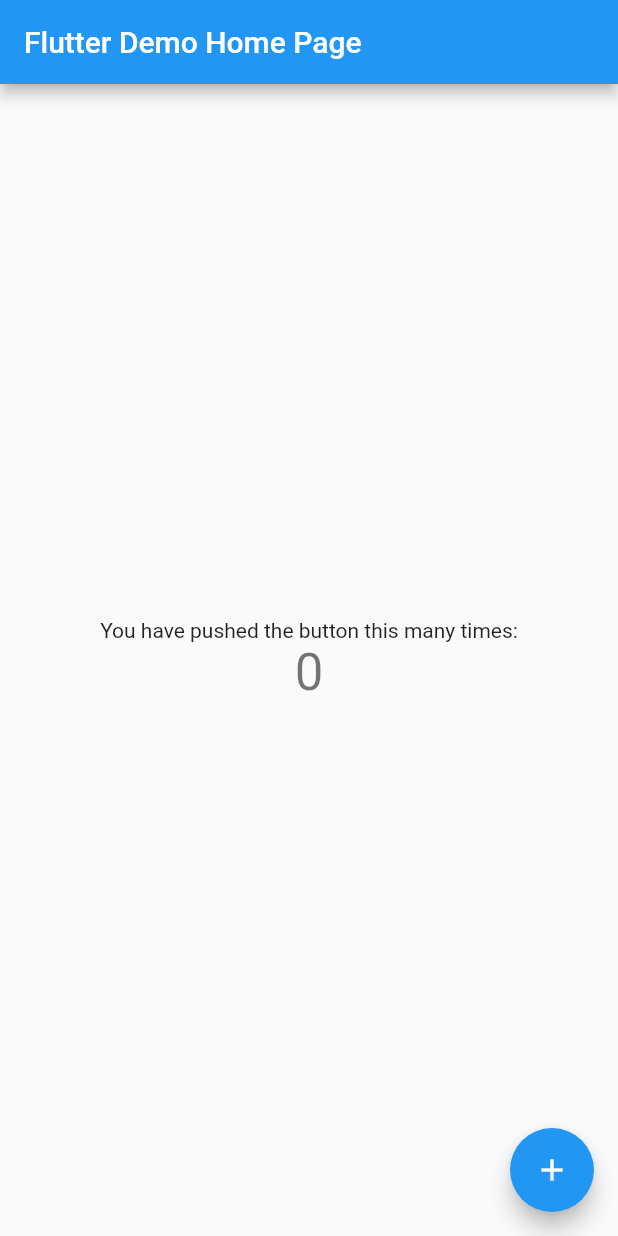
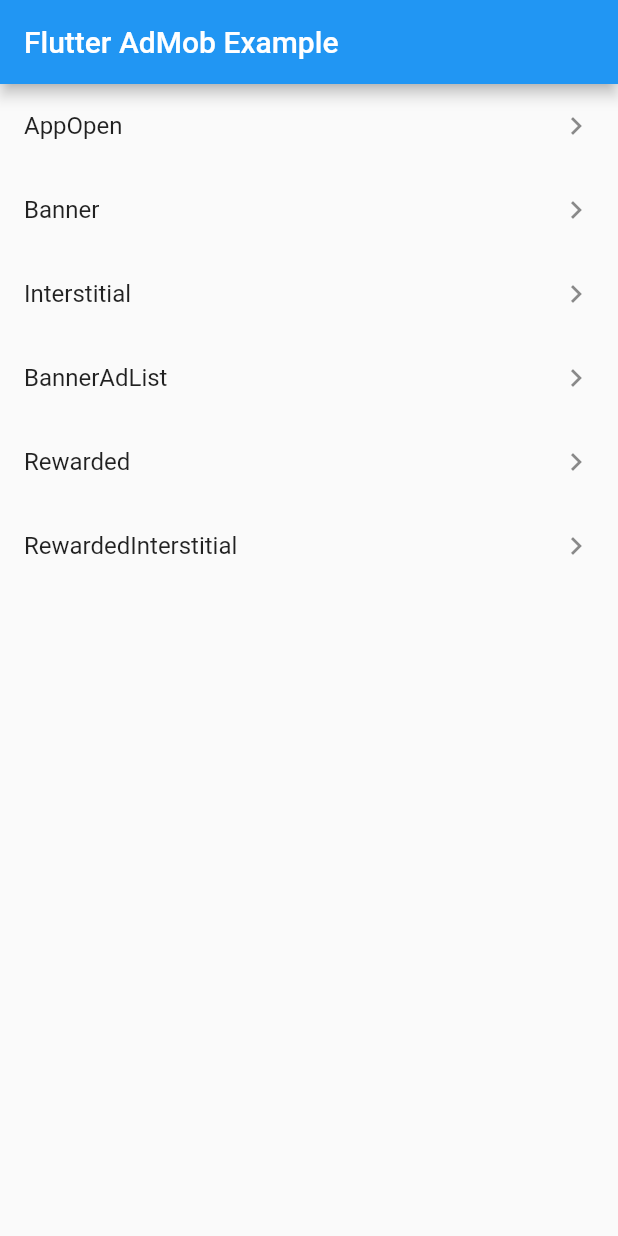
Before and after one commit to sawin0/flutter_admob_example, a Flutter app: the screen it shows after launch, on a phone screen of 412 x 824 dp. Run offline on Flutter 3.47's test engine with Material 2 defaults, Android fonts, the phone set to English and light mode, and no system bars; our stand-ins replace google_mobile_ads.

Commit message:
banner ad done

```diff
--- a/lib/main.dart
+++ b/lib/main.dart
@@ -1,113 +1,93 @@
+import 'package:flutter/foundation.dart';
 import 'package:flutter/material.dart';
+import 'package:flutter_admob_example/ad_state.dart';
+import 'package:flutter_admob_example/screens/app_open_ad_screen.dart';
+import 'package:flutter_admob_example/screens/banner_ad_list_screen.dart';
+import 'package:flutter_admob_example/screens/banner_ad_screen.dart';
+import 'package:flutter_admob_example/screens/interstitial_ad_screen.dart';
+import 'package:flutter_admob_example/screens/rewarded_ad_screen.dart';
+import 'package:flutter_admob_example/screens/rewarded_interstitial_ad_screen.dart';
+import 'package:google_mobile_ads/google_mobile_ads.dart';
+import 'package:provider/provider.dart';
+
+enum AdExample {
+  appOpen,
+  banner,
+  interstitial,
+  bannerAdList,
+  rewarded,
+  rewardedInterstitial,
+}
+
+extension on AdExample {
+  String capitalizeFirstCharacter() {
+    final name = describeEnum(this);
+    return name.replaceRange(0, 1, name.characters.first.toUpperCase());
+  }
+}
 
 void main() {
-  runApp(MyApp());
+  WidgetsFlutterBinding.ensureInitialized();
+  final initFuture = MobileAds.instance.initialize();
+  final adState = AdState(initFuture);
+  runApp(Provider.value(
+    value: adState,
+    builder: (context, child) => MyApp(),
+  ));
 }
 
 class MyApp extends StatelessWidget {
-  // This widget is the root of your application.
   @override
   Widget build(BuildContext context) {
     return MaterialApp(
+      debugShowCheckedModeBanner: false,
       title: 'Flutter Demo',
       theme: ThemeData(
-        // This is the theme of your application.
-        //
-        // Try running your application with "flutter run". You'll see the
-        // application has a blue toolbar. Then, without quitting the app, try
-        // changing the primarySwatch below to Colors.green and then invoke
-        // "hot reload" (press "r" in the console where you ran "flutter run",
-        // or simply save your changes to "hot reload" in a Flutter IDE).
-        // Notice that the counter didn't reset back to zero; the application
-        // is not restarted.
         primarySwatch: Colors.blue,
       ),
-      home: MyHomePage(title: 'Flutter Demo Home Page'),
+      home: Scaffold(
+        appBar: AppBar(
+          title: Text("Flutter AdMob Example"),
+        ),
+        body: MyHomePage(),
+      ),
+      onGenerateRoute: (settings) {
+        switch (settings.name) {
+          case 'appOpen':
+            return MaterialPageRoute(builder: (_) => AppOpenAdScreen());
+          case 'banner':
+            return MaterialPageRoute(builder: (_) => BannerAdScreen());
+          case 'interstitial':
+            return MaterialPageRoute(builder: (_) => InterstitialAdScreen());
+          case 'bannerAdList':
+            return MaterialPageRoute(builder: (_) => BannerAdListScreen());
+          case 'rewarded':
+            return MaterialPageRoute(builder: (_) => RewardedAdScreen());
+          case 'rewardedInterstitial':
+            return MaterialPageRoute(
+                builder: (_) => RewardedInterstitialAdScreen());
+          default:
+            throw UnimplementedError('Route ${settings.name} not implemented');
+        }
+      },
     );
   }
 }
 
-class MyHomePage extends StatefulWidget {
-  MyHomePage({Key? key, required this.title}) : super(key: key);
-
-  // This widget is the home page of your application. It is stateful, meaning
-  // that it has a State object (defined below) that contains fields that affect
-  // how it looks.
-
-  // This class is the configuration for the state. It holds the values (in this
-  // case the title) provided by the parent (in this case the App widget) and
-  // used by the build method of the State. Fields in a Widget subclass are
-  // always marked "final".
-
-  final String title;
-
-  @override
-  _MyHomePageState createState() => _MyHomePageState();
-}
-
-class _MyHomePageState extends State<MyHomePage> {
-  int _counter = 0;
-
-  void _incrementCounter() {
-    setState(() {
-      // This call to setState tells the Flutter framework that something has
-      // changed in this State, which causes it to rerun the build method below
-      // so that the display can reflect the updated values. If we changed
-      // _counter without calling setState(), then the build method would not be
-      // called again, and so nothing would appear to happen.
-      _counter++;
-    });
-  }
-
+class MyHomePage extends StatelessWidget {
   @override
   Widget build(BuildContext context) {
-    // This method is rerun every time setState is called, for instance as done
-    // by the _incrementCounter method above.
-    //
-    // The Flutter framework has been optimized to make rerunning build methods
-    // fast, so that you can just rebuild anything that needs updating rather
-    // than having to individually change instances of widgets.
-    return Scaffold(
-      appBar: AppBar(
-        // Here we take the value from the MyHomePage object that was created by
-        // the App.build method, and use it to set our appbar title.
-        title: Text(widget.title),
-      ),
-      body: Center(
-        // Center is a layout widget. It takes a single child and positions it
-        // in the middle of the parent.
-        child: Column(
-          // Column is also a layout widget. It takes a list of children and
-          // arranges them vertically. By default, it sizes itself to fit its
-          // children horizontally, and tries to be as tall as its parent.
-          //
-          // Invoke "debug painting" (press "p" in the console, choose the
-          // "Toggle Debug Paint" action from the Flutter Inspector in Android
-          // Studio, or the "Toggle Debug Paint" command in Visual Studio Code)
-          // to see the wireframe for each widget.
-          //
-          // Column has various properties to control how it sizes itself and
-          // how it positions its children. Here we use mainAxisAlignment to
-          // center the children vertically; the main axis here is the vertical
-          // axis because Columns are vertical (the cross axis would be
-          // horizontal).
-          mainAxisAlignment: MainAxisAlignment.center,
-          children: <Widget>[
-            Text(
-              'You have pushed the button this many times:',
-            ),
-            Text(
-              '$_counter',
-              style: Theme.of(context).textTheme.headline4,
-            ),
-          ],
-        ),
-      ),
-      floatingActionButton: FloatingActionButton(
-        onPressed: _incrementCounter,
-        tooltip: 'Increment',
-        child: Icon(Icons.add),
-      ), // This trailing comma makes auto-formatting nicer for build methods.
+    return ListView.builder(
+      itemBuilder: (context, index) {
+        final example = AdExample.values[index];
+        final routeName = describeEnum(example);
+        return ListTile(
+          title: Text(example.capitalizeFirstCharacter()),
+          trailing: Icon(Icons.chevron_right),
+          onTap: () => Navigator.of(context).pushNamed(routeName),
+        );
+      },
+      itemCount: AdExample.values.length,
     );
   }
 }
--- /dev/null
+++ b/lib/models/Person.dart
@@ -0,0 +1,6 @@
+class Person {
+  int id;
+  String name;
+
+  Person(this.id, this.name);
+}
```
Also changed, not shown: lib/ad_state.dart (added, +28 -0 lines), lib/constants/ad_units_constants.dart (added, +15 -0 lines), lib/screens/app_open_ad_screen.dart (added, +18 -0 lines), lib/screens/banner_ad_list_screen.dart (added, +75 -0 lines), lib/screens/banner_ad_screen.dart (added, +72 -0 lines), lib/screens/interstitial_ad_screen.dart (added, +13 -0 lines), lib/screens/rewarded_ad_screen.dart (added, +13 -0 lines), lib/screens/rewarded_interstitial_ad_screen.dart (added, +15 -0 lines), 3 other files.
